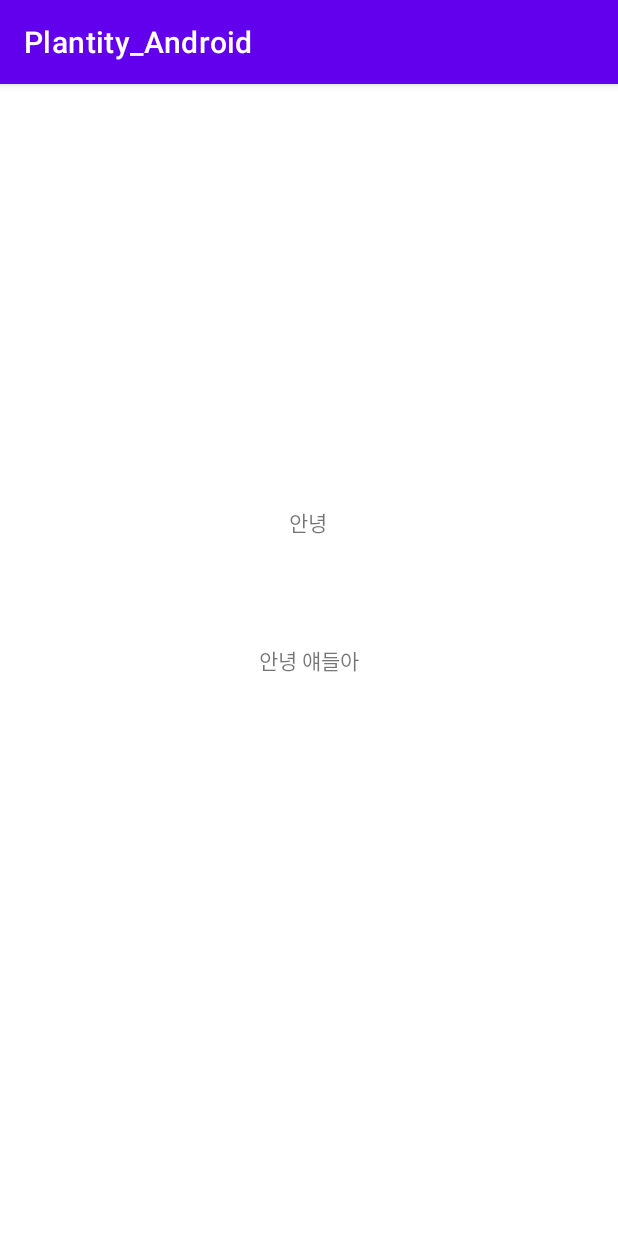
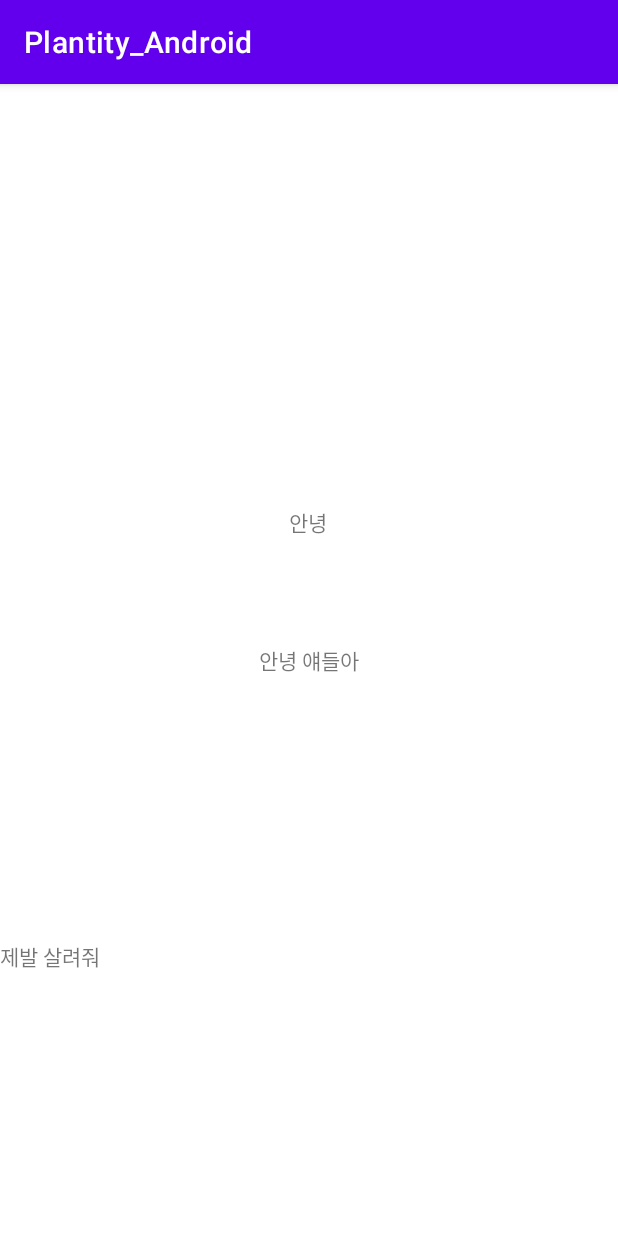
Before and after one commit to Plantity/Plantity_Android, an Android app: the screen it shows after launch (MainActivity), on a phone screen of 412 x 824 dp. Run offline under Robolectric (Android 15) with nearby library versions, the phone set to English and light mode, and no system bars.

Commit message:
Fix_design activity_main.xml
"제발 살려줘" 텍스트 뷰 추가

```diff
--- a/plantity_android/app/src/main/res/layout/activity_main.xml
+++ b/plantity_android/app/src/main/res/layout/activity_main.xml
@@ -7,6 +7,7 @@
     tools:context=".MainActivity">
 
         <TextView
+            android:id="@+id/textView5"
             android:layout_width="wrap_content"
             android:layout_height="wrap_content"
             android:text="안녕 얘들아"
@@ -26,4 +27,13 @@
         app:layout_constraintTop_toTopOf="parent"
         app:layout_constraintVertical_bias="0.377" />
 
+        <TextView
+            android:id="@+id/textView4"
+            android:layout_width="wrap_content"
+            android:layout_height="wrap_content"
+            android:text="제발 살려줘"
+            app:layout_constraintBottom_toBottomOf="parent"
+            app:layout_constraintTop_toBottomOf="@+id/textView5"
+            tools:layout_editor_absoluteX="183dp" />
+
 </androidx.constraintlayout.widget.ConstraintLayout>
```
Lines whose indentation alone changed are shown as unchanged.
